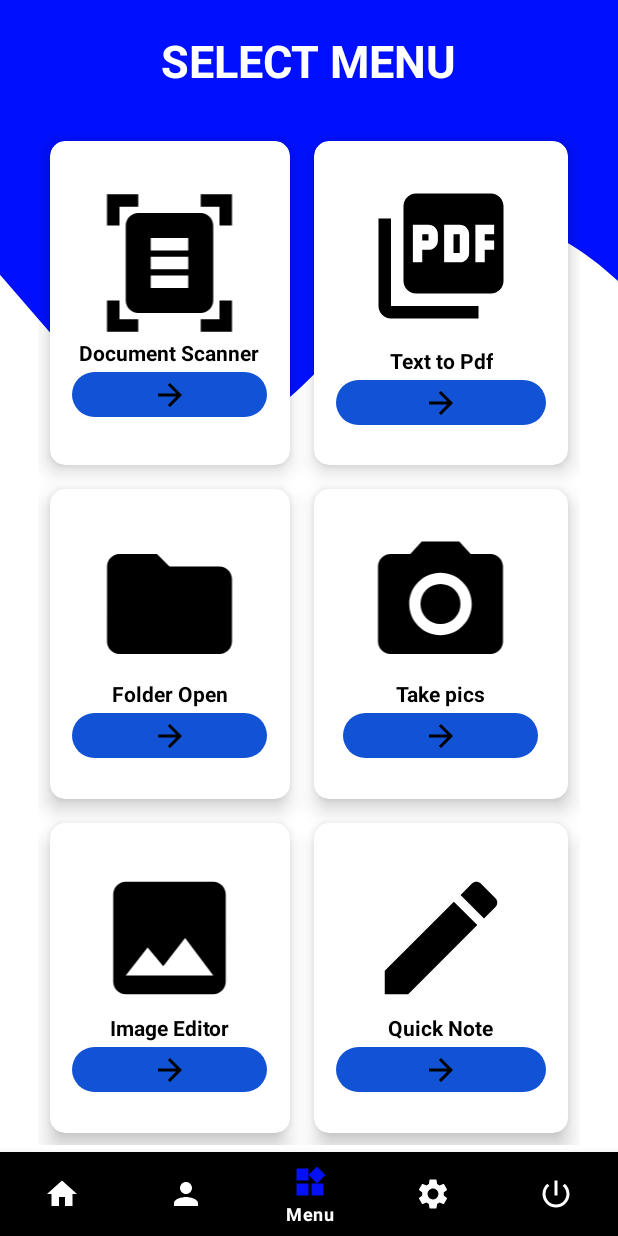
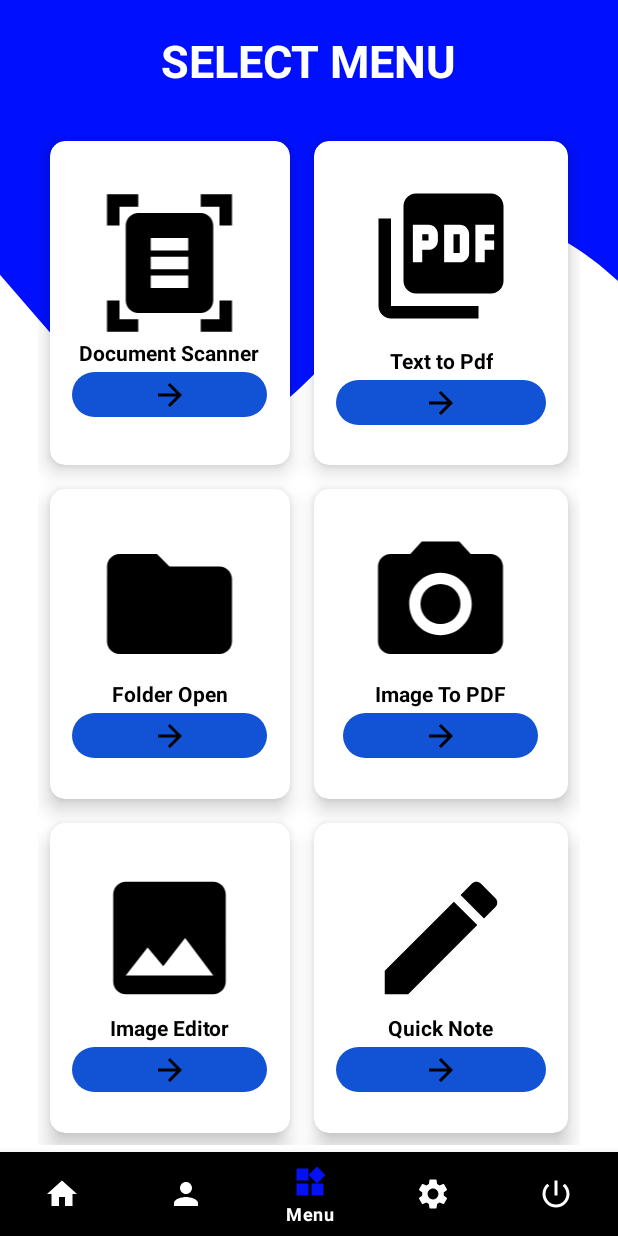
Before and after one commit to EuphoriagenxEdu/DocuMate, an Android app: the Appmenu_Page screen opened directly, with no data from a screen before it, on a phone screen of 412 x 824 dp. Run offline under Robolectric (Android 15) with nearby library versions, the phone set to English and light mode, and no system bars.

Commit message:
text to pdf file gives error pic to pdf gives error

```diff
--- a/app/build.gradle
+++ b/app/build.gradle
@@ -41,4 +41,6 @@ dependencies {
     implementation "androidx.recyclerview:recyclerview:1.3.0"
     implementation "androidx.room:room-runtime:2.5.1"
     annotationProcessor "androidx.room:room-compiler:2.5.1"
+    implementation "com.itextpdf:itextpdf:5.5.13.1"
+    implementation 'com.github.barteksc:android-pdf-viewer:2.8.2'
 }
--- a/app/src/main/java/com/example/droidtools/Menus/Appmenu_Page.java
+++ b/app/src/main/java/com/example/droidtools/Menus/Appmenu_Page.java
@@ -8,6 +8,8 @@ import android.os.Bundle;
 import android.view.MenuItem;
 import android.widget.ImageButton;
 
+import com.example.droidtools.ImageToPDF.ImageToPdf;
+import com.example.droidtools.TextToPDFDir.TextToPdf;
 import com.example.droidtools.notepad.Notepad_Start_Interface;
 import com.example.droidtools.R;
 import com.example.droidtools.login_signups.Login_Page;
@@ -17,7 +19,7 @@ import com.google.android.material.bottomnavigation.BottomNavigationView;
 import java.util.Objects;
 
 public class Appmenu_Page extends AppCompatActivity {
-    private ImageButton quickNoteBtn;
+    private ImageButton quickNoteBtn,imgToPdfBtn,txtToPdf;
     @Override
     protected void onCreate(Bundle savedInstanceState) {
         super.onCreate(savedInstanceState);
@@ -29,6 +31,21 @@ public class Appmenu_Page extends AppCompatActivity {
             Intent intent = new Intent(Appmenu_Page.this, Notepad_Start_Interface.class);
             startActivity(intent);
         });
+
+        imgToPdfBtn = (ImageButton) findViewById(R.id.imgToPdfBtn);
+        imgToPdfBtn.setOnClickListener(view -> {
+            Intent intent = new Intent(Appmenu_Page.this, ImageToPdf.class);
+            startActivity(intent);
+        });
+
+        txtToPdf = (ImageButton) findViewById(R.id.txtToPdf);
+        txtToPdf.setOnClickListener(view -> {
+            Intent intent = new Intent(Appmenu_Page.this, TextToPdf.class);
+            startActivity(intent);
+        });
+
+
+
         BottomNavigationView navigationView = (BottomNavigationView) findViewById(R.id.navbarmain);
         navigationView.setSelectedItemId(R.id.mainmenu);
         navigationView.setOnNavigationItemSelectedListener(new BottomNavigationView.OnNavigationItemSelectedListener() {
--- a/app/src/main/res/layout/activity_appmenu_page.xml
+++ b/app/src/main/res/layout/activity_appmenu_page.xml
@@ -142,10 +142,10 @@
                         android:layout_height="30dp"
                         android:layout_marginTop="3dp"
                         android:background="@drawable/round_corner"
+                        android:contentDescription="@string/todo"
                         android:pointerIcon="hand"
                         android:src="@drawable/select_btn"
-                        tools:ignore="SpeakableTextPresentCheck,TouchTargetSizeCheck"
-                        android:contentDescription="@string/todo" />
+                        tools:ignore="SpeakableTextPresentCheck,TouchTargetSizeCheck,DuplicateSpeakableTextCheck" />
                 </LinearLayout>
 
 
@@ -198,7 +198,8 @@
                         android:background="@drawable/round_corner"
                         android:pointerIcon="hand"
                         android:src="@drawable/select_btn"
-                        tools:ignore="SpeakableTextPresentCheck,TouchTargetSizeCheck" />
+                        tools:ignore="SpeakableTextPresentCheck,TouchTargetSizeCheck"
+                        android:contentDescription="@string/todo" />
                 </LinearLayout>
 
 
@@ -238,20 +239,21 @@
                     <TextView
                         android:layout_width="wrap_content"
                         android:layout_height="wrap_content"
-                        android:text="@string/take_pics"
+                        android:text="@string/image_to_pdf"
                         android:textColor="@color/black"
                         android:textAlignment="center"
                         android:textStyle="bold" />
 
                     <ImageButton
-                        android:id="@+id/picTakeBtn"
+                        android:id="@+id/imgToPdfBtn"
                         android:layout_width="match_parent"
                         android:layout_height="30dp"
                         android:layout_marginTop="3dp"
                         android:background="@drawable/round_corner"
                         android:pointerIcon="hand"
                         android:src="@drawable/select_btn"
-                        tools:ignore="SpeakableTextPresentCheck,TouchTargetSizeCheck" />
+                        tools:ignore="SpeakableTextPresentCheck,TouchTargetSizeCheck"
+                        android:contentDescription="@string/todo" />
                 </LinearLayout>
 
 
@@ -304,7 +306,8 @@
                         android:background="@drawable/round_corner"
                         android:pointerIcon="hand"
                         android:src="@drawable/select_btn"
-                        tools:ignore="SpeakableTextPresentCheck,TouchTargetSizeCheck" />
+                        tools:ignore="SpeakableTextPresentCheck,TouchTargetSizeCheck"
+                        android:contentDescription="@string/todo" />
                 </LinearLayout>
 
 
@@ -359,7 +362,8 @@
                         android:background="@drawable/round_corner"
                         android:pointerIcon="hand"
                         android:src="@drawable/select_btn"
-                        tools:ignore="DuplicateIds,SpeakableTextPresentCheck,TouchTargetSizeCheck" />
+                        tools:ignore="DuplicateIds,SpeakableTextPresentCheck,TouchTargetSizeCheck"
+                        android:contentDescription="@string/todo" />
                 </LinearLayout>
 
 
--- a/app/src/main/res/values/strings.xml
+++ b/app/src/main/res/values/strings.xml
@@ -90,4 +90,9 @@
     <string name="floatBtn">Add Note</string>
     <string name="update_txt">update</string>
     <string name="delete_txt">Delete</string>
+    <string name="camera">Camera</string>
+    <string name="upload">Upload</string>
+    <string name="convert">Convert</string>
+    <string name="image_to_pdf">Image To PDF</string>
+    <string name="convert_to_pdf">Convert To Pdf</string>
 </resources>
```
Also changed, not shown: app/src/main/AndroidManifest.xml (+11 -0 lines).
